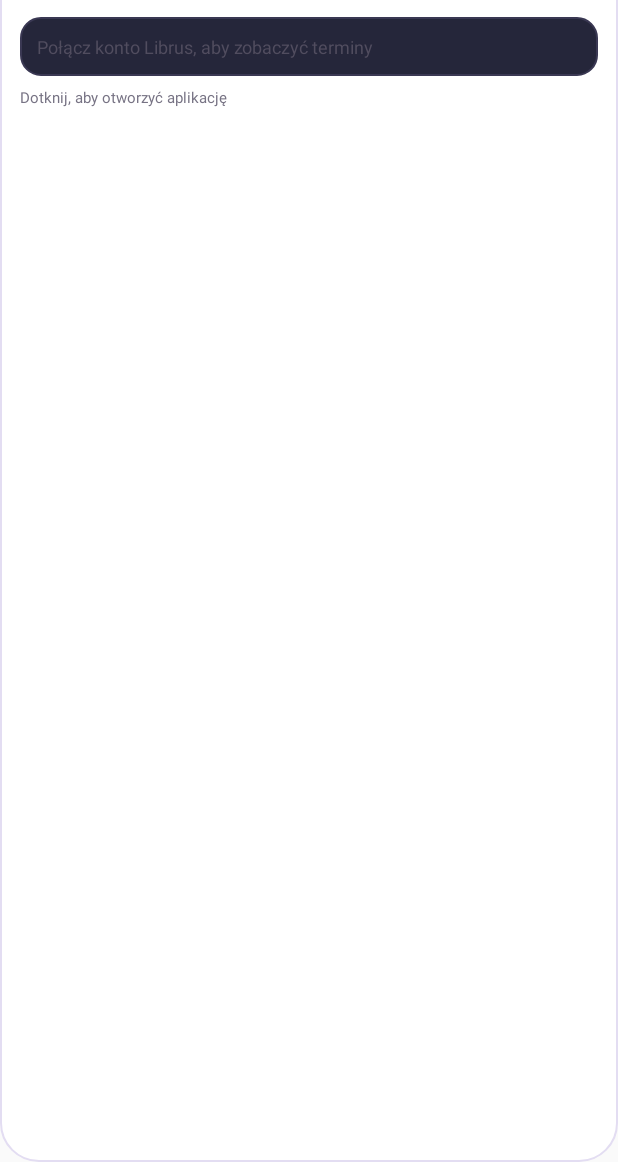
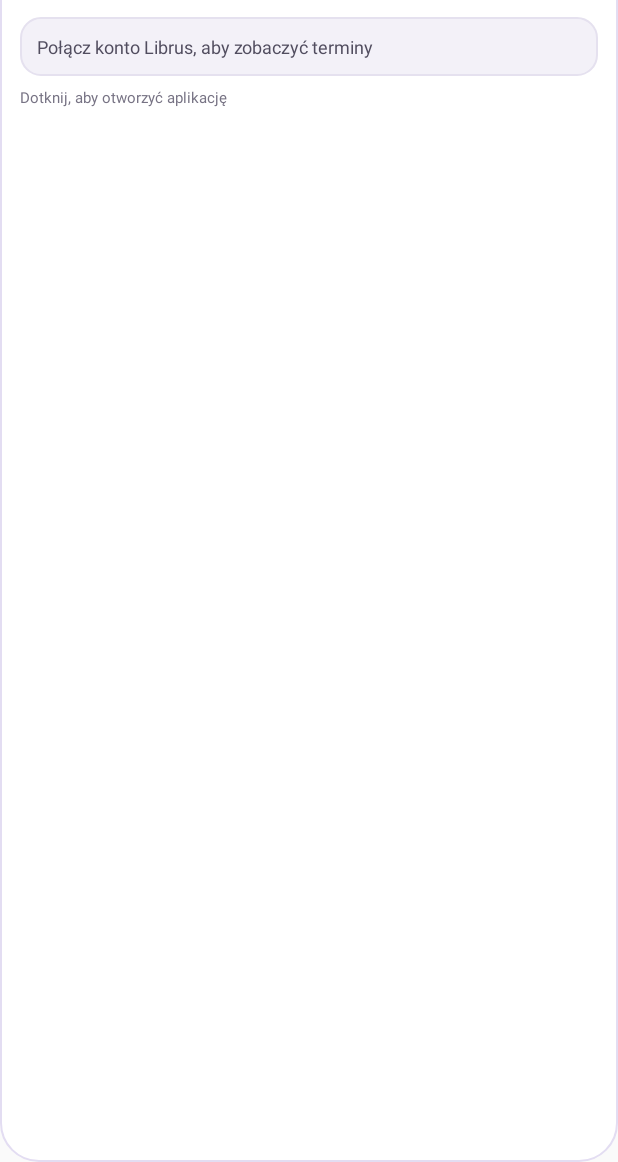
Before and after one commit to janczesko12/LibrusSync, an Android app built with Jetpack Compose: the layout widget_upcoming.xml on its own in the app's theme, with its tools: preview values and no code run, on a phone screen of 412 x 824 dp, the part 74-1236 px from its top. Run offline under Robolectric (Android 15) with nearby library versions, the phone set to English and light mode, and no system bars.

Commit message:
Switch widget to clean white theme

```diff
--- a/android/app/src/main/res/drawable/widget_empty_background.xml
+++ b/android/app/src/main/res/drawable/widget_empty_background.xml
@@ -1,6 +1,6 @@
 <?xml version="1.0" encoding="utf-8"?>
 <shape xmlns:android="http://schemas.android.com/apk/res/android" android:shape="rectangle">
     <corners android:radius="13dp" />
-    <solid android:color="#25263A" />
-    <stroke android:width="1dp" android:color="#3A3853" />
+    <solid android:color="#F3F1F8" />
+    <stroke android:width="1dp" android:color="#E5E1EF" />
 </shape>
```
